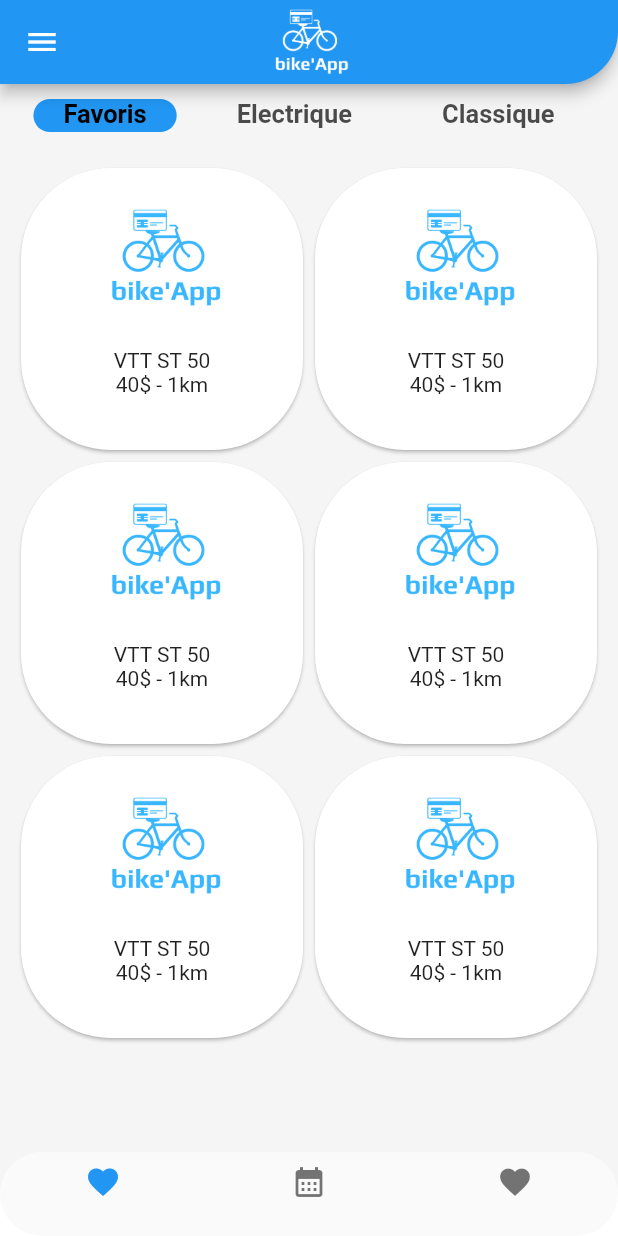
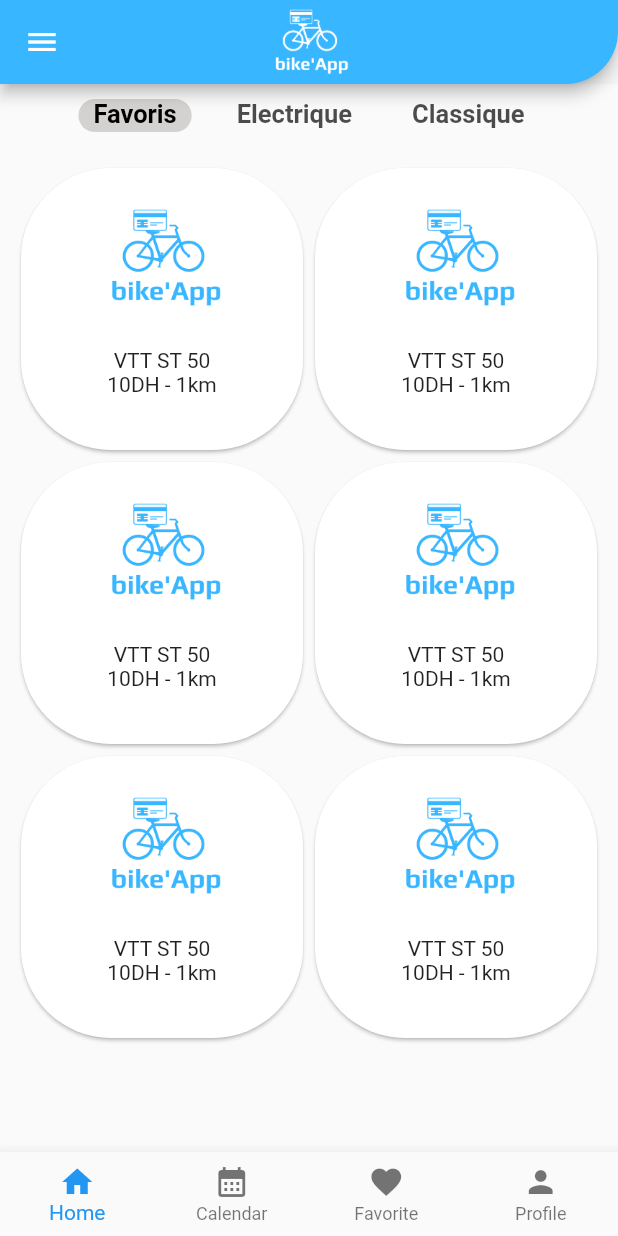
Before and after one commit to nizarsbai/BikeApp, a Flutter app: the principal screen opened directly, on a phone screen of 412 x 824 dp. Run offline on Flutter 3.47's test engine with Material 2 defaults, Android fonts, the phone set to English and light mode, and no system bars; our stand-ins replace cloud_firestore, connectivity_plus, email_validator, firebase_auth, firebase_core, flutter_signin_button and 5 more; missing offline and left inert: flutter_facebook_auth; accounts and stored records are empty.

Commit message:
Bottom Navigation Bar Modifications

```diff
--- a/lib/screens/CardWidget.dart
+++ b/lib/screens/CardWidget.dart
@@ -19,7 +19,7 @@ class CardWidget extends StatelessWidget {
               children: [
                 Image.asset('assets/bikeAppLogo.png',width: 150,height: 120,),
                 Text('VTT ST 50',style: TextStyle(),),
-                Text('40\$ - 1km')
+                Text('10\D\H - 1km')
               ],
             ),
 
--- a/lib/screens/principal.dart
+++ b/lib/screens/principal.dart
@@ -1,6 +1,11 @@
 import 'package:auth_bikeapp/screens/navbar.dart';
+import 'package:auth_bikeapp/screens/profile.dart';
+import 'package:auth_bikeapp/screens/veloCards.dart';
 import 'package:flutter/material.dart';
 import 'CardWidget.dart';
+import 'calendar.dart';
+import 'favorite.dart';
+import 'home_screen.dart';
 class principal extends StatefulWidget {
   const principal({Key? key}) : super(key: key);
 
@@ -9,13 +14,17 @@ class principal extends StatefulWidget {
 }
 
 class _principalState extends State<principal> with SingleTickerProviderStateMixin {
-  late TabController _tabController;
-  @override
-  void initState(){
-    _tabController = new TabController(length: 3, vsync: this,initialIndex:0)..addListener(() {
+  //late TabController _tabController;
+  // Bottom navigation bar
+  int _currentIndex = 0;
+  final screens = [
+    const veloCards(),
+    const Calendar(),
+    const Favorite(),
+    const Profile()
+  ];
 
-    });
-  }
+
   Widget build(BuildContext context) {
 
     return Scaffold(
@@ -24,7 +33,7 @@ class _principalState extends State<principal> with SingleTickerProviderStateMix
       drawer: NavBar(),
       appBar: AppBar(
 
-        backgroundColor: Colors.blue,
+        backgroundColor: Color.fromRGBO(56,182,255, 1),
         //leading: IconButton(onPressed: (){}, icon: const Icon(Icons.menu),color: Colors.white,),
 
         title: Image.asset('assets/bikeWhite.png',width: 80, height: 80,),
@@ -37,67 +46,66 @@ class _principalState extends State<principal> with SingleTickerProviderStateMix
         ),
       ),
 
-      body: Column(
-        children: [
-          Container(
-            child: TabBar(
-              isScrollable: true,
-              indicatorPadding: EdgeInsets.all(10),
-              labelPadding: EdgeInsets.only(left: 30, right: 30, top: 10, bottom: 10),
-              labelColor: Colors.black,
+      body: IndexedStack(
+        index: _currentIndex,
+        children: screens,
+      ),
 
-              labelStyle: TextStyle(fontSize: 17, fontWeight: FontWeight.bold),
-              indicator: BoxDecoration(
-                color: Colors.blue,
-                borderRadius: BorderRadius.circular(20),
 
-              ),
-              controller: _tabController,
-              tabs: [
-
-                Text('Favoris'),
-                Text('Electrique'),
-                Text('Classique'),
-
-              ],
-            ),
-          ),
-          Expanded(
-            child: TabBarView(
-
-              controller: _tabController,
-                children: [
-                  CardWidget(),
-                  CardWidget(),
-                  CardWidget(),
-                ]),
-          )
-        ],
-
-      ),bottomNavigationBar: Container(
-
+      bottomNavigationBar: Container(
         decoration: BoxDecoration(
         color: Colors.white,
         borderRadius: BorderRadius.only(
         topRight: Radius.circular(30), topLeft: Radius.circular(30)),
     ),
+
     child: Material(
     elevation: 0.0,
     shape: RoundedRectangleBorder(
     borderRadius: BorderRadius.circular(40.0)),
+
     child: BottomNavigationBar(
-    elevation: 0,
-    backgroundColor: Colors.transparent,
-    items: <BottomNavigationBarItem>[
+        items: const [
           BottomNavigationBarItem(
-    icon: Icon(Icons.favorite), label: ''),
+            icon: Icon(Icons.home),
+            label: "Home",
+            backgroundColor: Colors.blue
+          ),
           BottomNavigationBarItem(
-    icon: Icon(Icons.calendar_month), label: ''),
+            icon: Icon(Icons.calendar_month),
+            label: "Calendar",
+            backgroundColor: Colors.orange
+          ),
           BottomNavigationBarItem(
-          icon: Icon(Icons.favorite), label: ''),
+            icon: Icon(Icons.favorite),
+            label: "Favorite",
+            backgroundColor: Colors.green
+          ),
+          BottomNavigationBarItem(
+            icon: Icon(Icons.person),
+            label: "Profile",
+            backgroundColor: Colors.red
+          ),
         ],
+        currentIndex: _currentIndex,
+        onTap: (index) => setState(() {
+          _currentIndex = index;
+        }),
+        showUnselectedLabels: true,
+        type: BottomNavigationBarType.fixed,
       ),
-    )),
+
+    //currentIndex: _currentIndex,
+
+    //onTap: _onItemTapped,
+
+    ),
+    ),
+    );
+
+
+
+
 
       /*SafeArea(
         child: Container(
@@ -149,6 +157,6 @@ class _principalState extends State<principal> with SingleTickerProviderStateMix
         ),
       ),*/
 
-    );
+
   }
 }
--- /dev/null
+++ b/lib/screens/veloCards.dart
@@ -0,0 +1,79 @@
+import 'package:flutter/material.dart';
+import 'CardWidget.dart';
+
+class veloCards extends StatefulWidget {
+  const veloCards({Key? key}) : super(key: key);
+
+  @override
+  State<veloCards> createState() => _veloCardsState();
+}
+
+class _veloCardsState extends State<veloCards> with SingleTickerProviderStateMixin {
+  late TabController _tabController;
+
+   @override
+  void initState(){
+    _tabController = new TabController(length: 3, vsync: this,initialIndex:0)..addListener(() {
+
+    });
+  }
+
+  @override
+  Widget build(BuildContext context) {
+    return Scaffold(
+      body:
+       Column(
+        children: [
+          Container(
+            child: TabBar(
+              isScrollable: true,
+              indicatorPadding: EdgeInsets.all(10),
+              labelPadding: EdgeInsets.only(left:20, right: 20, top: 10, bottom: 10),
+              labelColor: Colors.black,
+
+              labelStyle: TextStyle(fontSize: 17, fontWeight: FontWeight.bold),
+              indicator: BoxDecoration(
+                color: Color.fromARGB(255, 212, 209, 209),
+                borderRadius: BorderRadius.circular(20),
+
+              ),
+              controller: _tabController,
+              tabs: [
+
+                Text('Favoris'),
+                Text('Electrique'),
+                Text('Classique'),
+
+              ],
+            ),
+          ),
+          Expanded(
+            child: TabBarView(
+              controller: _tabController,
+                children: [
+                  CardWidget(),
+                  CardWidget(),
+                  CardWidget(),
+                ]),
+          )
+        ],
+
+      ),
+
+      bottomNavigationBar: Container(
+
+    decoration: BoxDecoration(
+    color: Colors.white,
+      borderRadius: BorderRadius.only(
+          topRight: Radius.circular(30), topLeft: Radius.circular(30)),
+    ),
+
+    child: Material(
+    elevation: 0.0,
+    shape: RoundedRectangleBorder(
+    borderRadius: BorderRadius.circular(40.0)),
+    )
+      )
+    );
+  }
+}
```
Lines whose indentation alone changed are shown as unchanged.
